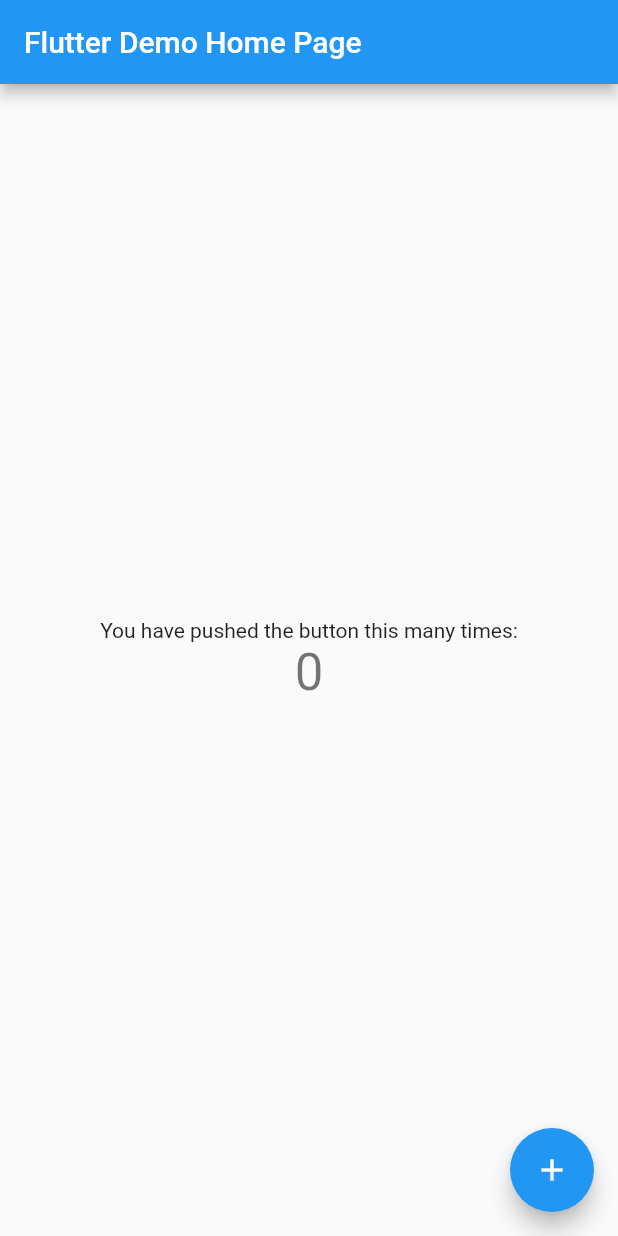
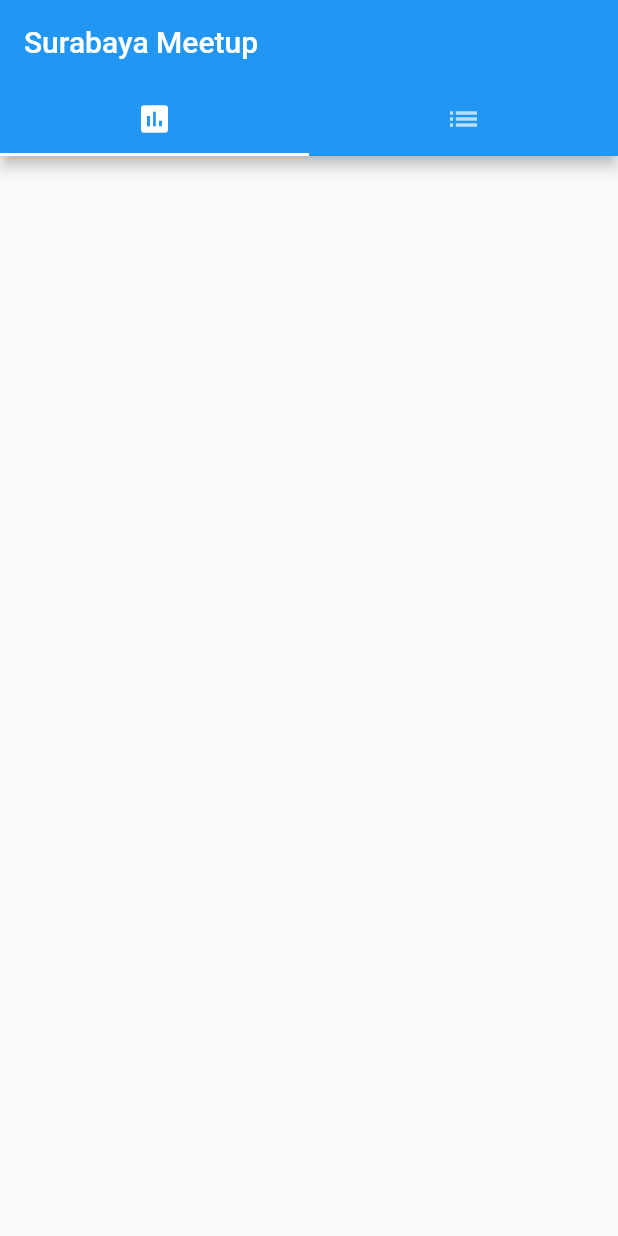
Before and after one commit to gdg-surabaya/submeetup, a Flutter app: the screen it shows after launch, on a phone screen of 412 x 824 dp. Run offline on Flutter 3.47's test engine with Material 2 defaults, Android fonts, the phone set to English and light mode, and no system bars; network calls fail.

Commit message:
list attendees

```diff
--- a/latest/lib/main.dart
+++ b/latest/lib/main.dart
@@ -1,4 +1,9 @@
+import 'dart:async';
+import 'dart:convert';
 import 'package:flutter/material.dart';
+import 'package:gdgsbymeetup/list_attendees.dart';
+import 'package:flutter/services.dart';
+import 'package:http/http.dart' as http;
 
 void main() => runApp(new MyApp());
 
@@ -9,17 +14,9 @@ class MyApp extends StatelessWidget {
     return new MaterialApp(
       title: 'Flutter Demo',
       theme: new ThemeData(
-        // This is the theme of your application.
-        //
-        // Try running your application with "flutter run". You'll see the
-        // application has a blue toolbar. Then, without quitting the app, try
-        // changing the primarySwatch below to Colors.green and then invoke
-        // "hot reload" (press "r" in the console where you ran "flutter run",
-        // or press Run > Flutter Hot Reload in IntelliJ). Notice that the
-        // counter didn't reset back to zero; the application is not restarted.
         primarySwatch: Colors.blue,
       ),
-      home: new MyHomePage(title: 'Flutter Demo Home Page'),
+      home: new MyHomePage(title: 'Surabaya Meetup'),
     );
   }
 }
@@ -27,83 +24,72 @@ class MyApp extends StatelessWidget {
 class MyHomePage extends StatefulWidget {
   MyHomePage({Key key, this.title}) : super(key: key);
 
-  // This widget is the home page of your application. It is stateful, meaning
-  // that it has a State object (defined below) that contains fields that affect
-  // how it looks.
+  final String title;
 
-  // This class is the configuration for the state. It holds the values (in this
-  // case the title) provided by the parent (in this case the App widget) and
-  // used by the build method of the State. Fields in a Widget subclass are
-  // always marked "final".
-
-  final String title;
 
   @override
   _MyHomePageState createState() => new _MyHomePageState();
 }
 
 class _MyHomePageState extends State<MyHomePage> {
-  int _counter = 0;
+  String barcode;
+  List<dynamic> items;
+  ListAttendees listAttendees=new ListAttendees( new List<dynamic>() );
 
-  void _incrementCounter() {
-    setState(() {
-      // This call to setState tells the Flutter framework that something has
-      // changed in this State, which causes it to rerun the build method below
-      // so that the display can reflect the updated values. If we changed
-      // _counter without calling setState(), then the build method would not be
-      // called again, and so nothing would appear to happen.
-      _counter++;
-    });
+  Future<List<dynamic>> getData() async {
+    var response;
+    try{
+      response = await http.get(
+        Uri.encodeFull("https://jsonplaceholder.typicode.com/users"),
+        headers:{
+          "Accept": "application/json"
+        }
+      );
+
+      return JSON.decode(response.body);
+    }catch(ex) {
+      return new List<dynamic>();
+    }
+
   }
+
 
   @override
   Widget build(BuildContext context) {
-    // This method is rerun every time setState is called, for instance as done
-    // by the _incrementCounter method above.
-    //
-    // The Flutter framework has been optimized to make rerunning build methods
-    // fast, so that you can just rebuild anything that needs updating rather
-    // than having to individually change instances of widgets.
-    return new Scaffold(
-      appBar: new AppBar(
-        // Here we take the value from the MyHomePage object that was created by
-        // the App.build method, and use it to set our appbar title.
-        title: new Text(widget.title),
-      ),
-      body: new Center(
-        // Center is a layout widget. It takes a single child and positions it
-        // in the middle of the parent.
-        child: new Column(
-          // Column is also layout widget. It takes a list of children and
-          // arranges them vertically. By default, it sizes itself to fit its
-          // children horizontally, and tries to be as tall as its parent.
-          //
-          // Invoke "debug paint" (press "p" in the console where you ran
-          // "flutter run", or select "Toggle Debug Paint" from the Flutter tool
-          // window in IntelliJ) to see the wireframe for each widget.
-          //
-          // Column has various properties to control how it sizes itself and
-          // how it positions its children. Here we use mainAxisAlignment to
-          // center the children vertically; the main axis here is the vertical
-          // axis because Columns are vertical (the cross axis would be
-          // horizontal).
-          mainAxisAlignment: MainAxisAlignment.center,
-          children: <Widget>[
-            new Text(
-              'You have pushed the button this many times:',
-            ),
-            new Text(
-              '$_counter',
-              style: Theme.of(context).textTheme.display1,
-            ),
+    getData().then( (res){
+      if (res.length>0){
+        if (items==null){
+          setState( (){
+            items=res;
+            listAttendees= new ListAttendees(items);
+          });
+        }
+      }
+    });
+
+
+    return DefaultTabController(
+      length: 2,
+      initialIndex: 0,
+      child: Scaffold(
+        appBar: AppBar(
+          title: new Text(widget.title),
+          bottom: TabBar(
+            tabs: [
+              Tab(icon: Icon(Icons.insert_chart)),
+              Tab(icon: Icon(Icons.list)),
+            ],
+          ),
+        ),
+        body:TabBarView(
+          children: [
+            new Text(""),
+            listAttendees,
           ],
         ),
+
+
       ),
-      floatingActionButton: new FloatingActionButton(
-        onPressed: _incrementCounter,
-        tooltip: 'Increment',
-        child: new Icon(Icons.add),
-      ), // This trailing comma makes auto-formatting nicer for build methods.
     );
   }
 }
--- a/latest/pubspec.yaml
+++ b/latest/pubspec.yaml
@@ -4,7 +4,8 @@ description: A new Flutter project.
 dependencies:
   flutter:
     sdk: flutter
-
+  charts_flutter: ^0.4.0
+  barcode_scan: ^0.0.4
   # The following adds the Cupertino Icons font to your application.
   # Use with the CupertinoIcons class for iOS style icons.
   cupertino_icons: ^0.1.2
```
Also changed, not shown: latest/lib/list_attendees.dart (added, +41 -0 lines), Readme.txt, latest/pubspec.lock, 4 other files.
